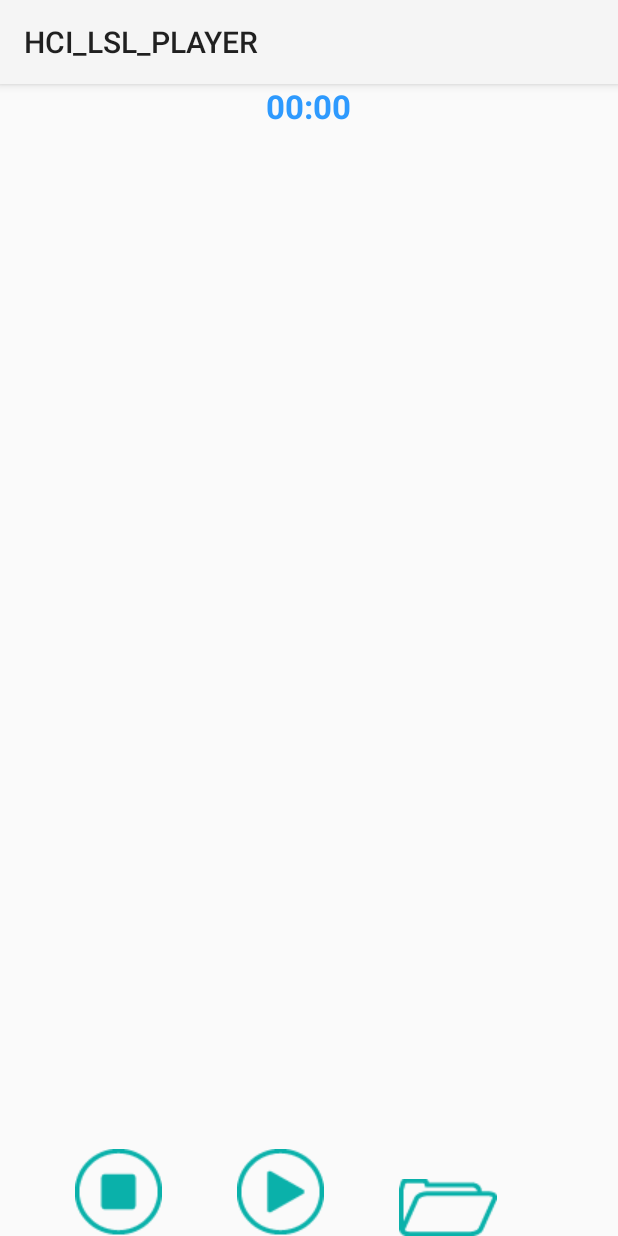
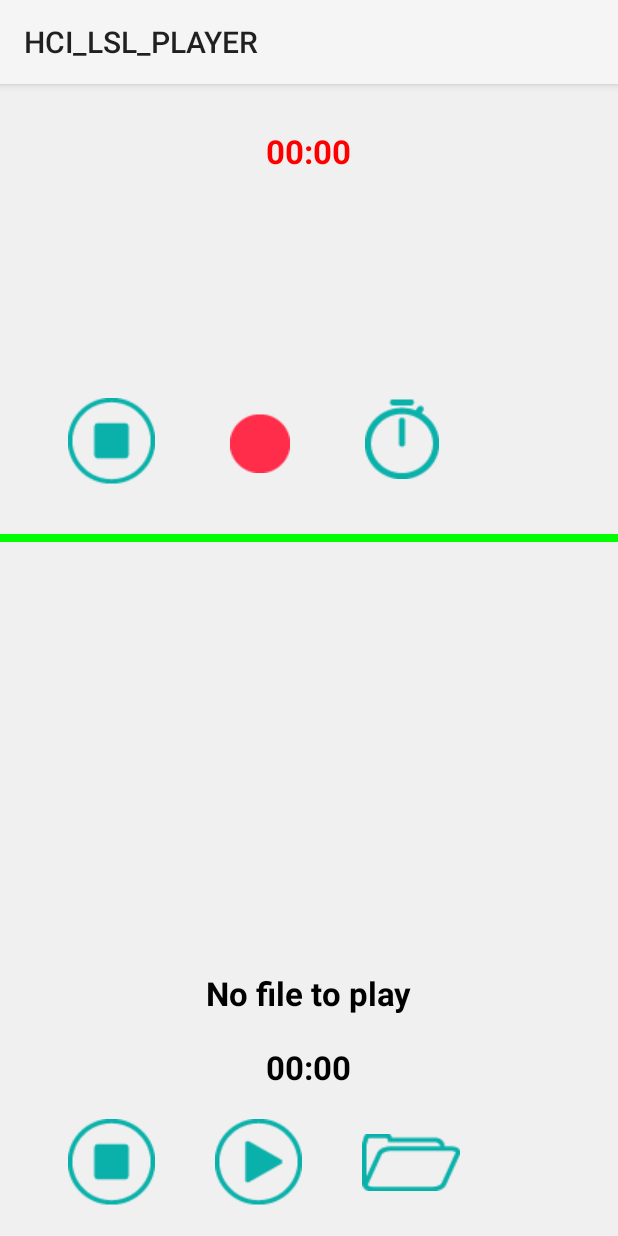
Before and after one commit to issuxark11/HCI_Project, an Android app: the fragment FragmentSP shown on its own in the app's theme, on a phone screen of 412 x 824 dp. Run offline under Robolectric (Android 15) with nearby library versions, the phone set to English and light mode, and no system bars.

Commit message:
LSL PLAYER  Demo1

```diff
--- a/app/src/main/java/example/android/issuxark11/hci_lsl_player/FragmentSP.java
+++ b/app/src/main/java/example/android/issuxark11/hci_lsl_player/FragmentSP.java
@@ -16,12 +16,13 @@ public class FragmentSP extends Fragment {
 
     TextView RecordTime;
     ImageButton Stopbtn_SP1;
-    ImageButton Controlbtn_SP2; // Play/Pause
+    ImageButton Controlbtn_SPR; // Play/Pause
     ImageButton Timer_SP;
 
     TextView Title_SP;
     TextView PlayTime;
-    int ControlFlag_SP=0;
+    ImageButton Controlbtn_SPP;
+    int ControlFlag_SPP=0;
     ImageButton Folderbtn_SP;
 
     @Override
@@ -32,6 +33,25 @@ public class FragmentSP extends Fragment {
         RecordTime = (TextView) view.findViewById(R.id.recordtime);
         RecordTime.setText("00:00");
 
+        // Controlybtn 처리 부분
+        Controlbtn_SPP = (ImageButton) view.findViewById(R.id.ControlBtnSPP);
+        Controlbtn_SPP.setOnClickListener(new View.OnClickListener() {
+            @Override
+            public void onClick(View v) {
+                if (ControlFlag_SPP == 0) {
+                    Controlbtn_SPP.setSelected(true);
+                    ControlFlag_SPP = 1;
+                    Controlbtn_SPP.setBackgroundResource(R.drawable.pause);
+                }
+                else
+                {
+                    Controlbtn_SPP.setSelected(false);
+                    ControlFlag_SPP = 0;
+                    Controlbtn_SPP.setBackgroundResource(R.drawable.play);
+                }
+            }
+        });
+
         return view;
     }
 
--- a/app/src/main/java/example/android/issuxark11/hci_lsl_player/MainActivity.java
+++ b/app/src/main/java/example/android/issuxark11/hci_lsl_player/MainActivity.java
@@ -7,8 +7,6 @@ import android.app.FragmentManager;
 import android.app.FragmentTransaction;
 import android.os.Bundle;
 import android.view.View;
-import android.widget.Button;
-import android.widget.TextView;
 
 public class MainActivity extends Activity {
 
@@ -23,7 +21,6 @@ public class MainActivity extends Activity {
 
     public void SelectFragment(View view) {
         Fragment fr;
-
 
         if (view == findViewById(R.id.SpBtn)) {
             fr = new FragmentSP();
--- a/app/src/main/res/layout/activity_main.xml
+++ b/app/src/main/res/layout/activity_main.xml
@@ -2,11 +2,12 @@
     xmlns:tools="http://schemas.android.com/tools"
     android:layout_width="match_parent"
     android:layout_height="match_parent"
-    android:layout_marginTop="10dp"
+    android:layout_marginTop="15dp"
     android:layout_marginBottom="10dp"
     android:layout_marginRight="10dp"
     android:layout_marginLeft="10dp"
-    tools:context=".MainActivity">
+    tools:context=".MainActivity"
+    android:background="#f0f0f0" >
 
     <Button
         android:id="@+id/LcBtn"
--- a/app/src/main/res/layout/fragment_lc.xml
+++ b/app/src/main/res/layout/fragment_lc.xml
@@ -1,9 +1,10 @@
 <?xml version="1.0" encoding="utf-8"?>
 
 <RelativeLayout
+    xmlns:android="http://schemas.android.com/apk/res/android"
     android:layout_width="match_parent"
     android:layout_height="match_parent"
-    xmlns:android="http://schemas.android.com/apk/res/android">
+    android:background="#f0f0f0" >
 
     <TextView
         android:id="@+id/Title_LC"
--- a/app/src/main/res/layout/fragment_sp.xml
+++ b/app/src/main/res/layout/fragment_sp.xml
@@ -1,59 +1,122 @@
 <?xml version="1.0" encoding="utf-8"?>
 
 <RelativeLayout
+    xmlns:android="http://schemas.android.com/apk/res/android"
     android:layout_width="match_parent"
     android:layout_height="match_parent"
-    xmlns:android="http://schemas.android.com/apk/res/android">
+    android:background="#f0f0f0">
 
     <RelativeLayout
         android:id="@+id/sp_layout1"
         android:layout_width="match_parent"
-        android:layout_height="wrap_content">
+        android:layout_height="300dp">
 
         <TextView
             android:id="@+id/recordtime"
             android:layout_width="wrap_content"
             android:layout_height="wrap_content"
             android:layout_centerHorizontal="true"
-            style="@style/titleStyle" />
+            android:layout_marginTop="30dp"
+            android:layout_marginBottom="150dp"
+            style="@style/SPRStyle" />
+
+        <ImageButton
+            android:id="@+id/StopBtnSPR"
+            android:background="@drawable/stop"
+            android:layout_width="wrap_content"
+            android:layout_height="wrap_content"
+            android:layout_marginBottom="10dp"
+            android:layout_marginLeft="45dp"
+            android:layout_below="@+id/recordtime" />
+
+        <ImageButton
+            android:id="@+id/RecordBtnSPR"
+            android:background="@drawable/record"
+            android:layout_width="wrap_content"
+            android:layout_height="wrap_content"
+            android:layout_marginTop="10dp"
+            android:layout_marginLeft="50dp"
+            android:layout_below="@+id/recordtime"
+            android:layout_toEndOf="@+id/StopBtnSPR"/>
+
+        <ImageButton
+            android:id="@+id/TimerSPR"
+            android:background="@drawable/timer"
+            android:layout_width="wrap_content"
+            android:layout_height="wrap_content"
+            android:layout_marginBottom="10dp"
+            android:layout_marginLeft="50dp"
+            android:layout_below="@+id/recordtime"
+            android:layout_toEndOf="@+id/RecordBtnSPR"
+            />
 
     </RelativeLayout>
+
+    <View android:layout_width="fill_parent"
+        android:layout_height="5dp"
+        android:layout_marginBottom="20dp"
+        android:layout_below="@id/sp_layout1"
+        android:background="#00ff00" />
 
     <RelativeLayout
         android:id="@+id/sp_layout2"
         android:layout_width="match_parent"
         android:layout_height="wrap_content"
-        android:layout_below="@+id/sp_layout1">
+        android:layout_below="@+id/sp_layout1"
+        android:layout_alignParentBottom="true" >
+
+        <TextView
+            android:id="@+id/TitleSPP"
+            android:text="No file to play"
+            android:layout_width="wrap_content"
+            android:layout_height="wrap_content"
+            android:layout_centerHorizontal="true"
+            android:layout_marginTop="10dp"
+            android:layout_marginBottom="10dp"
+            android:layout_above="@+id/PlayTimeSPP"
+            style="@style/SPPStyle" />
+
+        <TextView
+            android:id="@+id/PlayTimeSPP"
+            android:text="00:00"
+            android:layout_width="wrap_content"
+            android:layout_height="wrap_content"
+            android:layout_centerHorizontal="true"
+            android:layout_marginTop="10dp"
+            android:layout_marginBottom="20dp"
+            android:layout_above="@+id/StopBtnSPP"
+            style="@style/SPPStyle" />
 
         <ImageButton
-            android:id="@+id/StopBtnSP"
+            android:id="@+id/StopBtnSPP"
             android:background="@drawable/stop"
             android:layout_width="wrap_content"
             android:layout_height="wrap_content"
-            android:layout_marginBottom="10dp"
-            android:layout_marginLeft="50dp"
+            android:layout_marginBottom="20dp"
+            android:layout_marginLeft="45dp"
             android:layout_alignParentBottom="true"
             android:layout_alignParentStart="true" />
 
         <ImageButton
-            android:id="@+id/ControlBtnSP"
+            android:id="@+id/ControlBtnSPP"
             android:background="@drawable/play"
             android:layout_width="wrap_content"
             android:layout_height="wrap_content"
-            android:layout_marginBottom="10dp"
-            android:layout_marginLeft="50dp"
+            android:layout_marginBottom="20dp"
+            android:layout_marginLeft="40dp"
             android:layout_alignParentBottom="true"
-            android:layout_toEndOf="@+id/StopBtnSP" />
+            android:layout_toEndOf="@+id/StopBtnSPP" />
 
         <ImageButton
-            android:id="@+id/FolderBtnSP"
+            android:id="@+id/FolderBtnSPP"
             android:background="@drawable/folder"
             android:layout_width="wrap_content"
             android:layout_height="wrap_content"
-            android:layout_marginLeft="50dp"
-            android:layout_marginBottom="20dp"
+            android:layout_marginTop="12dp"
+            android:layout_marginLeft="40dp"
+            android:layout_marginBottom="30dp"
             android:layout_alignParentBottom="true"
-            android:layout_toEndOf="@+id/ControlBtnSP" />
+            android:layout_toEndOf="@+id/ControlBtnSPP" />
 
     </RelativeLayout>
 
--- a/app/src/main/res/values/styles.xml
+++ b/app/src/main/res/values/styles.xml
@@ -10,4 +10,15 @@
         <item name="android:textStyle">bold</item>
     </style>
 
+    <style name="SPRStyle">
+        <item name="android:textSize">22sp</item>
+        <item name="android:textColor">#ff0000</item>
+        <item name="android:textStyle">bold</item>
+    </style>
+
+    <style name="SPPStyle" parent="@android:style/TextAppearance.Large">
+        <item name="android:textColor">#000000</item>
+        <item name="android:textStyle">bold</item>
+    </style>
+
 </resources>
```
